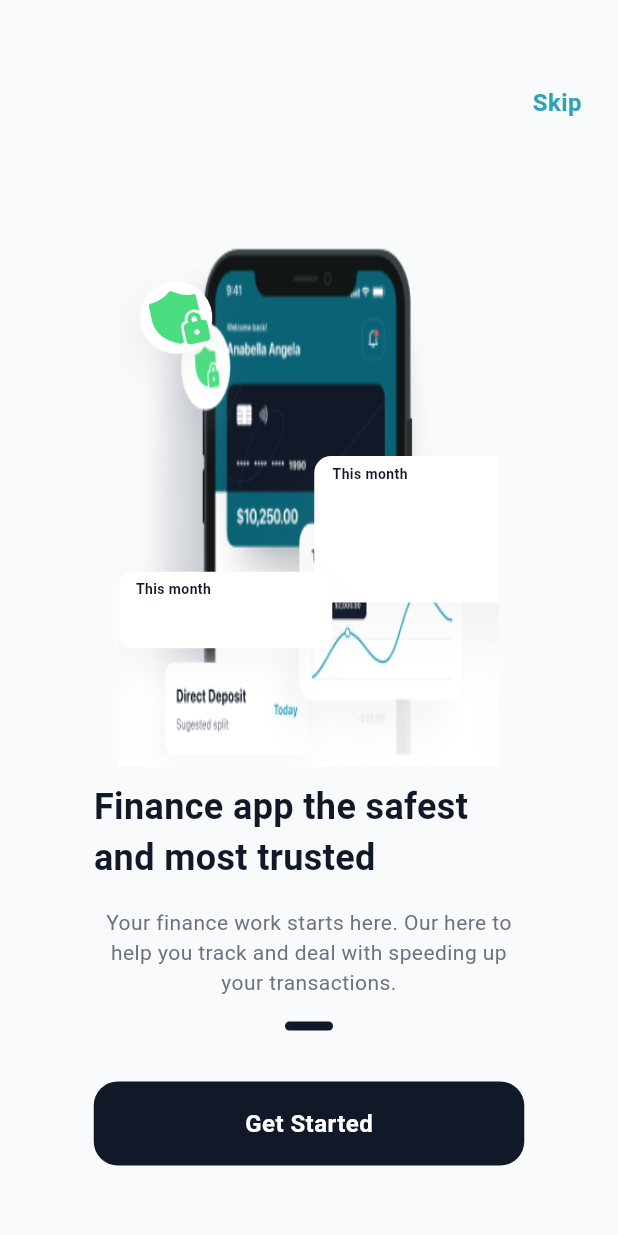
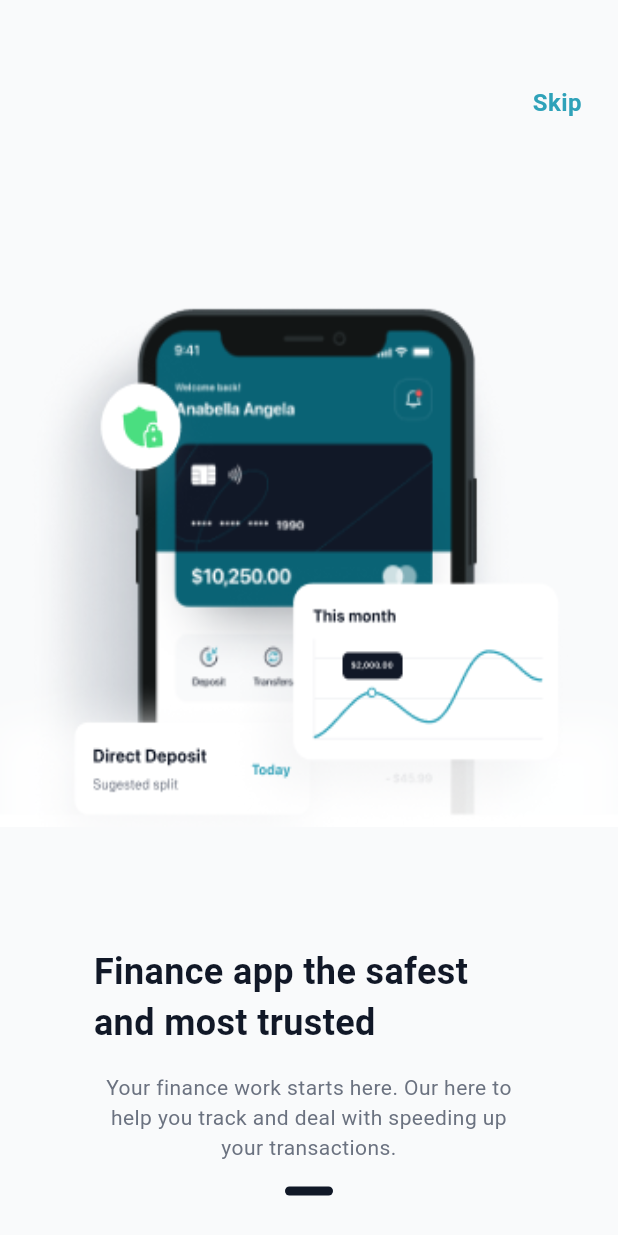
Before and after one commit to kenresoft/smart_pay_mobile, a Flutter app: the Onboarding screen opened by its route, on a phone screen of 412 x 824 dp. Run offline on Flutter 3.47's test engine with Material 3 defaults, Android fonts, the phone set to English and light mode, and no system bars; Roboto replaces fonts that are missing (SF Pro Display, SFProDisplay).

Commit message:
Add onboarding.dart

```diff
--- a/lib/screens/onboarding.dart
+++ b/lib/screens/onboarding.dart
@@ -1,5 +1,5 @@
 import 'package:flutter/material.dart';
-import 'package:flutter_svg/flutter_svg.dart';
+import 'package:smart_pay_mobile/screens/sign_in.dart';
 
 class Onboarding extends StatefulWidget {
   const Onboarding({super.key});
@@ -35,9 +35,9 @@ class _OnboardingState extends State<Onboarding> {
                 ),
               ),
             ),
-            const SizedBox(height: 83),
+            const SizedBox(height: 123),
             Container(
-              width: 253,
+              width: double.infinity,
               height: 359,
               decoration: const BoxDecoration(
                 image: DecorationImage(
@@ -45,123 +45,9 @@ class _OnboardingState extends State<Onboarding> {
                   fit: BoxFit.fill,
                 ),
               ),
-              child: Stack(
-                children: [
-                  Positioned(
-                    top: 38.44,
-                    left: 11.42,
-                    child: Transform(
-                      transform: Matrix4.identity()
-                        ..translate(0.0, 0.0)
-                        ..rotateZ(-0.11),
-                      child: Container(
-                        width: 48.15,
-                        height: 48.15,
-                        decoration: ShapeDecoration(
-                          color: Colors.white,
-                          shape: RoundedRectangleBorder(
-                            borderRadius: BorderRadius.circular(1000),
-                          ),
-                          shadows: const [
-                            BoxShadow(
-                              color: Color(0x289BA3AF),
-                              blurRadius: 25,
-                              offset: Offset(-5, 10),
-                              spreadRadius: 0,
-                            )
-                          ],
-                        ),
-                        child: SvgPicture.asset('assets/icons/fluent_shield.svg'),
-                      ),
-                    ),
-                  ),
-                  Positioned(
-                    top: 152,
-                    left: 130,
-                    child: Container(
-                      width: 160,
-                      height: 97.67,
-                      decoration: ShapeDecoration(
-                        color: Colors.white,
-                        shape: RoundedRectangleBorder(
-                          borderRadius: BorderRadius.circular(11.16),
-                        ),
-                        shadows: const [
-                          BoxShadow(
-                            color: Color(0x0F6B727F),
-                            blurRadius: 25,
-                            offset: Offset(-15, 15),
-                            spreadRadius: 0,
-                          )
-                        ],
-                      ),
-                      child: const Column(
-                        crossAxisAlignment: CrossAxisAlignment.start,
-                        children: [
-                          Padding(
-                            padding: EdgeInsets.only(top: 11.16, left: 12.09),
-                            child: SizedBox(
-                              width: 50.23,
-                              height: 13.95,
-                              child: Text(
-                                'This month',
-                                style: TextStyle(
-                                  color: Color(0xFF111827),
-                                  fontSize: 9.30,
-                                  fontFamily: 'SF Pro Display',
-                                  fontWeight: FontWeight.w600,
-                                  height: 0.16,
-                                  letterSpacing: 0.28,
-                                ),
-                              ),
-                            ),
-                          ),
-                        ],
-                      ),
-                    ),
-                  ),
-                  Positioned(
-                    top: 229.2,
-                    child: Container(
-                      width: 142,
-                      height: 51,
-                      decoration: ShapeDecoration(
-                        color: Colors.white,
-                        shape: RoundedRectangleBorder(borderRadius: BorderRadius.circular(8)),
-                        shadows: const [
-                          BoxShadow(
-                            color: Color(0x149BA3AF),
-                            blurRadius: 25,
-                            offset: Offset(-5, 10),
-                            spreadRadius: 0,
-                          )
-                        ],
-                      ),
-                      child: const Padding(
-                        padding: EdgeInsets.only(top: 11, left: 11),
-                        child: SizedBox(
-                          width: 50.23,
-                          height: 13.95,
-                          child: Text(
-                            'This month',
-                            style: TextStyle(
-                              color: Color(0xFF111827),
-                              fontSize: 9.30,
-                              fontFamily: 'SF Pro Display',
-                              fontWeight: FontWeight.w600,
-                              height: 0.16,
-                              letterSpacing: 0.28,
-                            ),
-                          ),
-                        ),
-                      ),
-                    ),
-                  ),
-                ],
-              ),
             ),
             const Padding(
-              padding: EdgeInsets.only(top: 10),
+              padding: EdgeInsets.only(top: 80),
               child: SizedBox(
                 width: 287,
                 child: Text(
@@ -204,13 +90,20 @@ class _OnboardingState extends State<Onboarding> {
                 ),
               ),
             ),
-            SizedBox(height: 34),
-            Container(
+            const SizedBox(height: 34),
+            GestureDetector(
+              onTap: () => Navigator.pushReplacement(
+                context,
+                MaterialPageRoute(
+                  builder: (context) => const SignIn(),
+                ),
+              ),
+              child: Container(
                 width: 287,
                 height: 56,
                 padding: const EdgeInsets.all(8),
                 decoration: ShapeDecoration(
-                color: Color(0xFF111827),
+                  color: const Color(0xFF111827),
                   shape: RoundedRectangleBorder(
                     borderRadius: BorderRadius.circular(16),
                   ),
@@ -234,6 +127,7 @@ class _OnboardingState extends State<Onboarding> {
                     ),
                   ],
                 ),
+              ),
             )
           ],
         ),
```
Lines whose indentation alone changed are shown as unchanged.
